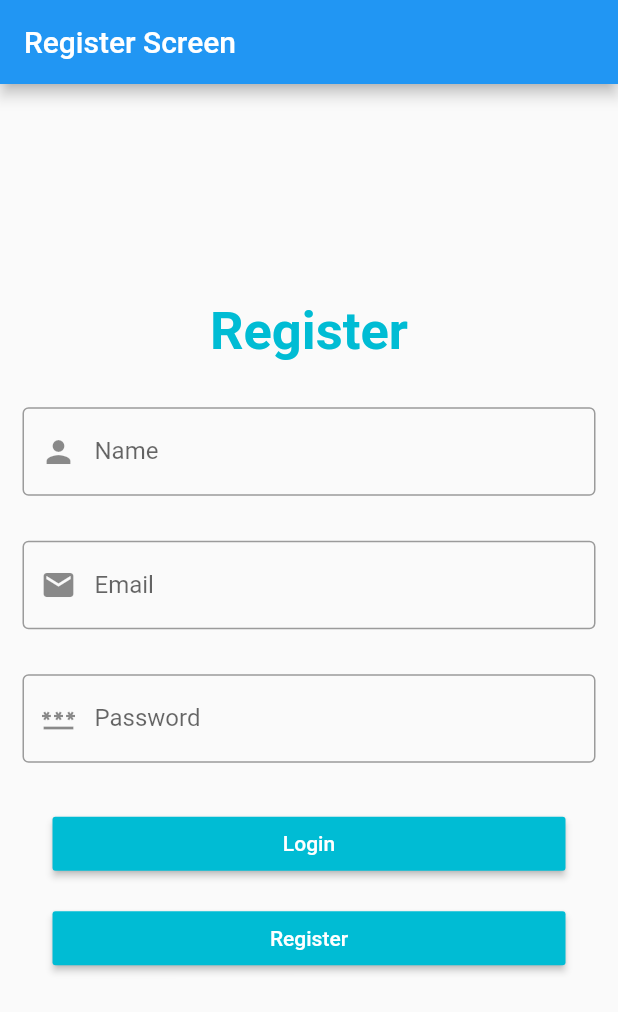
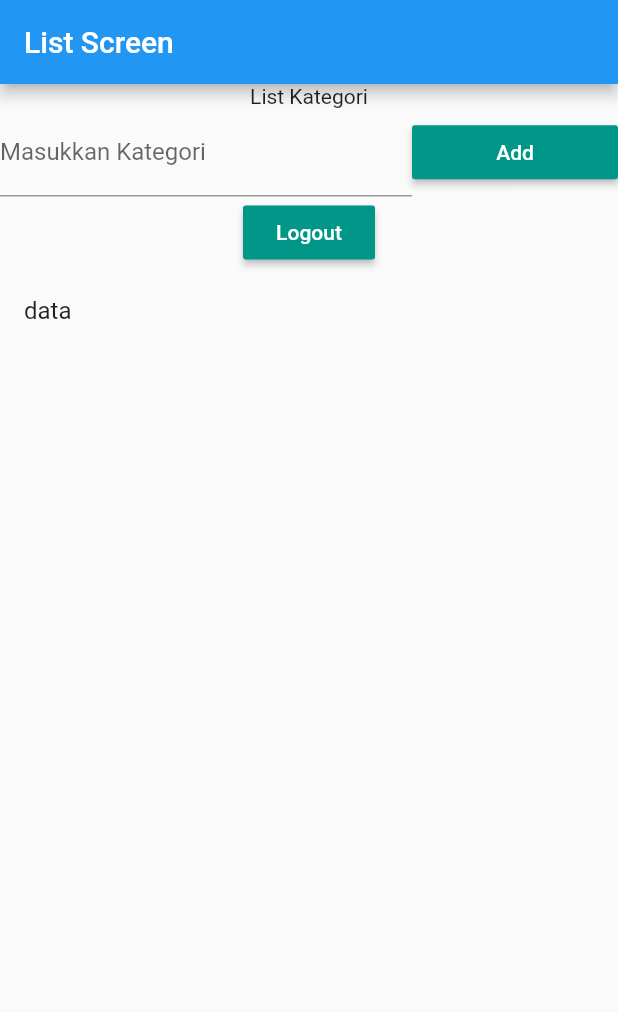
Before and after one commit to ardhanurazizah/final_mobile, a Flutter app: the screen it shows after launch, on a phone screen of 412 x 824 dp. Shown: the top 1012 px of the screen. Run offline on Flutter 3.47's test engine with Material 2 defaults, Android fonts, the phone set to English and light mode, and no system bars.

Commit message:
Listview Page

```diff
--- a/lib/main.dart
+++ b/lib/main.dart
@@ -1,6 +1,7 @@
 import 'package:flutter/material.dart';
 import 'package:final_mobile/pages/login.dart';
 import 'package:final_mobile/pages/register.dart';
+import 'package:final_mobile/pages/listview.dart';
 
 void main() {
   runApp(const MyApp());
@@ -13,7 +14,7 @@ class MyApp extends StatelessWidget {
   Widget build(BuildContext context) {
     return MaterialApp(
       routes: {
-        "/": (context) => const RegisterPage(),
+        "/": (context) => const ListPage(),
         // "/listpage": (context) => const ListPage(),
       },
       initialRoute: "/",
--- /dev/null
+++ b/lib/pages/listview.dart
@@ -0,0 +1,116 @@
+import 'package:flutter/material.dart';
+import 'package:final_mobile/pages/edit.dart';
+import 'package:final_mobile/pages/register.dart';
+
+import 'login.dart';
+
+class ListPage extends StatefulWidget {
+  const ListPage({Key? key}) : super(key: key);
+
+  @override
+  _ListPageState createState() => _ListPageState();
+}
+
+class _ListPageState extends State<ListPage> {
+  @override
+  Widget build(BuildContext context) {
+    return MaterialApp(
+      home: Scaffold(
+          appBar: AppBar(
+            title: Text('List Screen'),
+          ),
+          body: Container(
+            width: double.infinity,
+            // decoration: BoxDecoration(
+            //   color: Colors.lightBlue
+            // ),
+            child: Column(
+              children: [
+                Text('List Kategori'),
+                Row(
+                  children: [
+                    Expanded(
+                      flex: 2,
+                      child: TextFormField(
+                        decoration:
+                            InputDecoration(labelText: 'Masukkan Kategori'),
+                      ),
+                    ),
+                    Expanded(
+                      flex: 1,
+                      child: MaterialButton(
+                        //minWidth: double.infinity,
+                        onPressed: () {},
+                        child: Text('Add'),
+                        color: Colors.teal,
+                        textColor: Colors.white,
+                      ),
+                    )
+                  ],
+                ),
+                MaterialButton(
+                  onPressed: () {
+                    Navigator.push(
+                      context,
+                      MaterialPageRoute(
+                          builder: (context) => const LoginPage()),
+                    );
+                  },
+                  child: Text('Logout'),
+                  color: Colors.teal,
+                  textColor: Colors.white,
+                ),
+                Expanded(
+                    child: ListView(
+                  children: [
+                    Dismissible(
+                        key: UniqueKey(),
+                        background: Container(
+                          color: Colors.blue,
+                          child: Padding(
+                            padding: const EdgeInsets.all(15),
+                            child: Row(
+                              children: const <Widget>[
+                                Icon(Icons.favorite, color: Colors.white),
+                                Text('Edit',
+                                    style: TextStyle(color: Colors.white)),
+                              ],
+                            ),
+                          ),
+                        ),
+                        secondaryBackground: Container(
+                          color: Colors.red,
+                          child: Padding(
+                            padding: const EdgeInsets.all(15),
+                            child: Row(
+                              mainAxisAlignment: MainAxisAlignment.end,
+                              children: const <Widget>[
+                                Icon(Icons.delete, color: Colors.white),
+                                Text('Hapus',
+                                    style: TextStyle(color: Colors.white)),
+                              ],
+                            ),
+                          ),
+                        ),
+                        onDismissed: (DismissDirection direction) {
+                          if (direction == DismissDirection.startToEnd) {
+                            Navigator.push(
+                              context,
+                              MaterialPageRoute(
+                                  builder: (context) => const EditPage()),
+                            );
+                          } else {}
+                        },
+                        child: Column(
+                          children: [
+                            ListTile(title: Text('data')),
+                          ],
+                        ))
+                  ],
+                ))
+              ],
+            ),
+          )),
+    );
+  }
+}
```
Also changed, not shown: lib/pages/edit.dart (added, +76 -0 lines), lib/pages/login.dart (+34 -26 lines), lib/pages/register.dart (+14 -2 lines).
